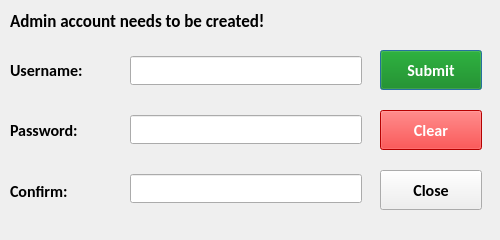
Qt form UI/uifiles/pwdnew.ui (ayushr01/Library-Management-System) before a commit.
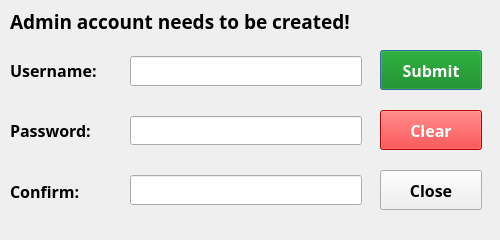
The same form after that commit.

Commit message: Updated UI with new fonts

The edit to the form file:
```diff
--- a/UI/uifiles/pwdnew.ui
+++ b/UI/uifiles/pwdnew.ui
@@ -30,8 +30,8 @@
   </property>
   <property name="font">
    <font>
-    <family>Calibri</family>
-    <pointsize>12</pointsize>
+    <family>Trebuchet MS</family>
+    <pointsize>13</pointsize>
     <weight>75</weight>
     <bold>true</bold>
    </font>
@@ -50,7 +50,7 @@
    </property>
    <property name="font">
     <font>
-     <family>Calibri</family>
+     <family>Trebuchet MS</family>
      <pointsize>12</pointsize>
      <weight>50</weight>
      <bold>false</bold>
@@ -64,7 +64,7 @@
      <widget class="QLabel" name="username">
       <property name="font">
        <font>
-        <family>Calibri</family>
+        <family>Trebuchet MS</family>
         <pointsize>12</pointsize>
         <weight>75</weight>
         <bold>true</bold>
@@ -79,7 +79,7 @@
      <widget class="QLabel" name="password">
       <property name="font">
        <font>
-        <family>Calibri</family>
+        <family>Trebuchet MS</family>
         <pointsize>12</pointsize>
         <weight>75</weight>
         <bold>true</bold>
@@ -94,7 +94,7 @@
      <widget class="QLabel" name="passwordagain">
       <property name="font">
        <font>
-        <family>Calibri</family>
+        <family>Trebuchet MS</family>
         <pointsize>12</pointsize>
         <weight>75</weight>
         <bold>true</bold>
@@ -118,7 +118,7 @@
    </property>
    <property name="font">
     <font>
-     <family>Tahoma</family>
+     <family>Trebuchet MS</family>
      <pointsize>12</pointsize>
      <weight>75</weight>
      <bold>true</bold>
@@ -144,7 +144,7 @@
       </property>
       <property name="font">
        <font>
-        <family>Calibri</family>
+        <family>Trebuchet MS</family>
         <pointsize>12</pointsize>
         <weight>75</weight>
         <bold>true</bold>
@@ -169,7 +169,7 @@
       </property>
       <property name="font">
        <font>
-        <family>Calibri</family>
+        <family>Trebuchet MS</family>
         <pointsize>12</pointsize>
         <weight>75</weight>
         <bold>true</bold>
@@ -194,7 +194,7 @@
       </property>
       <property name="font">
        <font>
-        <family>Calibri</family>
+        <family>Trebuchet MS</family>
         <pointsize>12</pointsize>
         <weight>75</weight>
         <bold>true</bold>
@@ -221,8 +221,8 @@
    </property>
    <property name="font">
     <font>
-     <family>Calibri</family>
-     <pointsize>13</pointsize>
+     <family>Trebuchet MS</family>
+     <pointsize>14</pointsize>
      <weight>75</weight>
      <bold>true</bold>
      <underline>false</underline>
@@ -257,6 +257,14 @@
      <height>181</height>
     </rect>
    </property>
+   <property name="font">
+    <font>
+     <family>Trebuchet MS</family>
+     <pointsize>12</pointsize>
+     <weight>75</weight>
+     <bold>true</bold>
+    </font>
+   </property>
    <layout class="QVBoxLayout" name="passwordfield">
     <property name="spacing">
      <number>30</number>
@@ -277,7 +285,7 @@
       </property>
       <property name="font">
        <font>
-        <family>Calibri</family>
+        <family>Trebuchet MS</family>
         <pointsize>12</pointsize>
         <weight>75</weight>
         <bold>true</bold>
@@ -295,7 +303,7 @@
       </property>
       <property name="font">
        <font>
-        <family>Calibri</family>
+        <family>Trebuchet MS</family>
         <pointsize>12</pointsize>
         <weight>75</weight>
         <bold>true</bold>
@@ -319,7 +327,7 @@
       </property>
       <property name="font">
        <font>
-        <family>Calibri</family>
+        <family>Trebuchet MS</family>
         <pointsize>12</pointsize>
         <weight>75</weight>
         <bold>true</bold>
```
Left out of the diff: 24 changed lines with no effect on the pictures. The commit also changes 19 other files.
